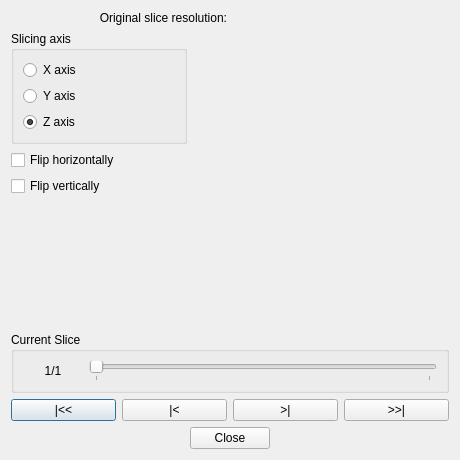
deskvox/deskvox, file vox-desk-qt/src/vvsliceviewer.ui: the form before one commit.
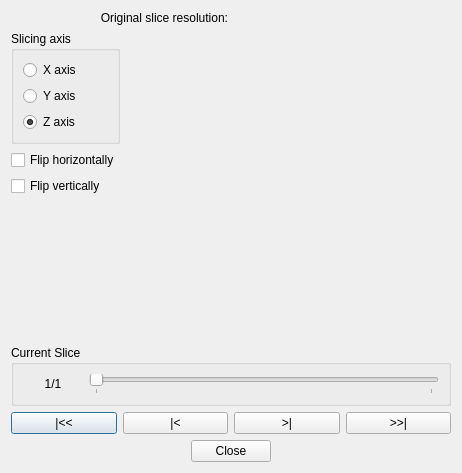
The form after the commit.

Commit message: Make slice viewer expandable

Diff of the .ui file:
```diff
--- a/vox-desk-qt/src/vvsliceviewer.ui
+++ b/vox-desk-qt/src/vvsliceviewer.ui
@@ -6,8 +6,8 @@
    <rect>
     <x>0</x>
     <y>0</y>
-    <width>460</width>
-    <height>460</height>
+    <width>462</width>
+    <height>473</height>
    </rect>
   </property>
   <property name="windowTitle">
@@ -47,6 +47,12 @@
          <layout class="QVBoxLayout" name="verticalLayout">
           <item>
            <widget class="QRadioButton" name="xaxisButton">
+            <property name="sizePolicy">
+             <sizepolicy hsizetype="Fixed" vsizetype="Fixed">
+              <horstretch>0</horstretch>
+              <verstretch>0</verstretch>
+             </sizepolicy>
+            </property>
             <property name="text">
              <string>X axis</string>
             </property>
@@ -54,6 +60,12 @@
           </item>
           <item>
            <widget class="QRadioButton" name="yaxisButton">
+            <property name="sizePolicy">
+             <sizepolicy hsizetype="Fixed" vsizetype="Fixed">
+              <horstretch>0</horstretch>
+              <verstretch>0</verstretch>
+             </sizepolicy>
+            </property>
             <property name="text">
              <string>Y axis</string>
             </property>
@@ -61,6 +73,12 @@
           </item>
           <item>
            <widget class="QRadioButton" name="zaxisButton">
+            <property name="sizePolicy">
+             <sizepolicy hsizetype="Fixed" vsizetype="Fixed">
+              <horstretch>0</horstretch>
+              <verstretch>0</verstretch>
+             </sizepolicy>
+            </property>
             <property name="text">
              <string>Z axis</string>
             </property>
@@ -74,6 +92,12 @@
        </item>
        <item>
         <widget class="QCheckBox" name="horizontalBox">
+         <property name="sizePolicy">
+          <sizepolicy hsizetype="Fixed" vsizetype="Fixed">
+           <horstretch>0</horstretch>
+           <verstretch>0</verstretch>
+          </sizepolicy>
+         </property>
          <property name="text">
           <string>Flip horizontally</string>
          </property>
@@ -81,6 +105,12 @@
        </item>
        <item>
         <widget class="QCheckBox" name="verticalBox">
+         <property name="sizePolicy">
+          <sizepolicy hsizetype="Fixed" vsizetype="Fixed">
+           <horstretch>0</horstretch>
+           <verstretch>0</verstretch>
+          </sizepolicy>
+         </property>
          <property name="text">
           <string>Flip vertically</string>
          </property>
@@ -102,27 +132,15 @@
       </layout>
      </item>
      <item>
-      <widget class="QFrame" name="frame">
+      <widget class="QLabel" name="frame">
        <property name="minimumSize">
         <size>
          <width>256</width>
          <height>256</height>
         </size>
        </property>
-       <property name="maximumSize">
-        <size>
-         <width>256</width>
-         <height>256</height>
-        </size>
-       </property>
-       <property name="autoFillBackground">
-        <bool>true</bool>
-       </property>
-       <property name="frameShape">
-        <enum>QFrame::NoFrame</enum>
-       </property>
-       <property name="frameShadow">
-        <enum>QFrame::Plain</enum>
+       <property name="text">
+        <string/>
        </property>
       </widget>
      </item>
```
The commit also changes 2 other files.
